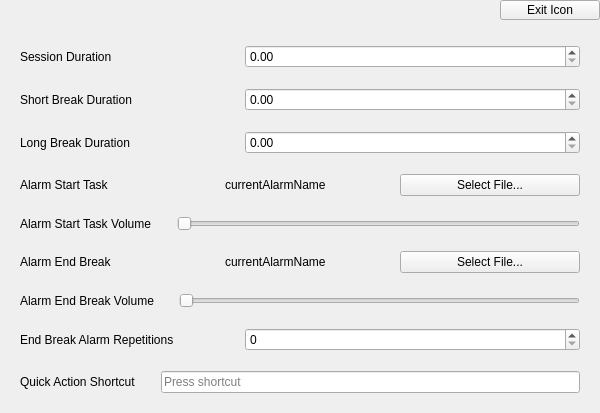
Above: PomoPeak/pomopeaksettings.ui from TheVipek/PomoPeak before the change. Below: the same form after it.
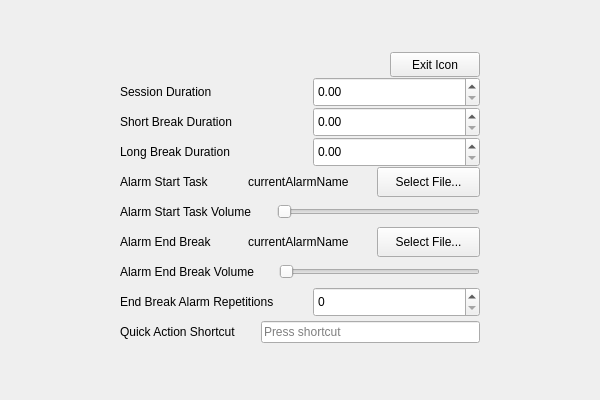
That is the form after the change.

Commit message: resopnsivity in pomopeaksettings and  settings btn

```diff
--- a/PomoPeak/pomopeaksettings.ui
+++ b/PomoPeak/pomopeaksettings.ui
@@ -2,6 +2,9 @@
 <ui version="4.0">
  <class>pomopeaksettings</class>
  <widget class="QWidget" name="pomopeaksettings">
+  <property name="enabled">
+   <bool>true</bool>
+  </property>
   <property name="geometry">
    <rect>
     <x>0</x>
@@ -15,7 +18,7 @@
   </property>
   <layout class="QVBoxLayout" name="verticalLayout">
    <property name="spacing">
-    <number>5</number>
+    <number>0</number>
    </property>
    <property name="leftMargin">
     <number>0</number>
@@ -29,6 +32,83 @@
    <property name="bottomMargin">
     <number>0</number>
    </property>
+   <item>
+    <layout class="QHBoxLayout" name="horizontalLayout" stretch="1,3,1">
+     <property name="spacing">
+      <number>0</number>
+     </property>
+     <property name="leftMargin">
+      <number>0</number>
+     </property>
+     <property name="topMargin">
+      <number>0</number>
+     </property>
+     <property name="rightMargin">
+      <number>0</number>
+     </property>
+     <property name="bottomMargin">
+      <number>0</number>
+     </property>
+     <item>
+      <spacer name="horizontalSpacer">
+       <property name="orientation">
+        <enum>Qt::Horizontal</enum>
+       </property>
+       <property name="sizeHint" stdset="0">
+        <size>
+         <width>40</width>
+         <height>20</height>
+        </size>
+       </property>
+      </spacer>
+     </item>
+     <item>
+      <layout class="QVBoxLayout" name="verticalLayout_3">
+       <property name="spacing">
+        <number>0</number>
+       </property>
+       <property name="leftMargin">
+        <number>0</number>
+       </property>
+       <property name="topMargin">
+        <number>0</number>
+       </property>
+       <property name="rightMargin">
+        <number>0</number>
+       </property>
+       <property name="bottomMargin">
+        <number>0</number>
+       </property>
+       <item>
+        <layout class="QHBoxLayout" name="horizontalLayout_2" stretch="3,1">
+         <property name="spacing">
+          <number>0</number>
+         </property>
+         <property name="leftMargin">
+          <number>0</number>
+         </property>
+         <property name="topMargin">
+          <number>0</number>
+         </property>
+         <property name="rightMargin">
+          <number>0</number>
+         </property>
+         <property name="bottomMargin">
+          <number>0</number>
+         </property>
+         <item>
+          <spacer name="horizontalSpacer_4">
+           <property name="orientation">
+            <enum>Qt::Horizontal</enum>
+           </property>
+           <property name="sizeHint" stdset="0">
+            <size>
+             <width>40</width>
+             <height>20</height>
+            </size>
+           </property>
+          </spacer>
+         </item>
    <item>
     <widget class="QPushButton" name="pushButton">
      <property name="sizePolicy">
@@ -39,14 +119,14 @@
      </property>
      <property name="minimumSize">
       <size>
-       <width>100</width>
-       <height>20</height>
+             <width>0</width>
+             <height>0</height>
       </size>
      </property>
      <property name="maximumSize">
       <size>
-       <width>100</width>
-       <height>20</height>
+             <width>200</width>
+             <height>25</height>
       </size>
      </property>
      <property name="layoutDirection">
@@ -57,22 +137,27 @@
      </property>
     </widget>
    </item>
+        </layout>
+       </item>
    <item>
-    <layout class="QVBoxLayout" name="verticalLayout_2">
+        <layout class="QVBoxLayout" name="verticalLayout_2" stretch="1,1,1,1,1,1,1,1,1">
      <property name="spacing">
-      <number>10</number>
+          <number>0</number>
+         </property>
+         <property name="sizeConstraint">
+          <enum>QLayout::SetDefaultConstraint</enum>
      </property>
      <property name="leftMargin">
-      <number>15</number>
+          <number>0</number>
      </property>
      <property name="topMargin">
-      <number>15</number>
+          <number>0</number>
      </property>
      <property name="rightMargin">
-      <number>15</number>
+          <number>0</number>
      </property>
      <property name="bottomMargin">
-      <number>15</number>
+          <number>0</number>
      </property>
      <item>
       <layout class="QHBoxLayout" name="sessionLayout">
@@ -80,23 +165,23 @@
         <number>25</number>
        </property>
        <property name="leftMargin">
-        <number>5</number>
+            <number>0</number>
        </property>
        <property name="topMargin">
-        <number>5</number>
+            <number>0</number>
        </property>
        <property name="rightMargin">
-        <number>5</number>
+            <number>0</number>
        </property>
        <property name="bottomMargin">
-        <number>5</number>
+            <number>0</number>
        </property>
        <item>
         <widget class="QLabel" name="sessionLabel">
          <property name="maximumSize">
           <size>
            <width>200</width>
-           <height>100</height>
+               <height>30</height>
           </size>
          </property>
          <property name="text">
@@ -105,7 +190,14 @@
         </widget>
        </item>
        <item>
-        <widget class="QDoubleSpinBox" name="sessionSpinBox"/>
+            <widget class="QDoubleSpinBox" name="sessionSpinBox">
+             <property name="maximumSize">
+              <size>
+               <width>16777215</width>
+               <height>30</height>
+              </size>
+             </property>
+            </widget>
        </item>
       </layout>
      </item>
@@ -115,23 +207,23 @@
         <number>25</number>
        </property>
        <property name="leftMargin">
-        <number>5</number>
+            <number>0</number>
        </property>
        <property name="topMargin">
-        <number>5</number>
+            <number>0</number>
        </property>
        <property name="rightMargin">
-        <number>5</number>
+            <number>0</number>
        </property>
        <property name="bottomMargin">
-        <number>5</number>
+            <number>0</number>
        </property>
        <item>
         <widget class="QLabel" name="shortBreakLabel">
          <property name="maximumSize">
           <size>
            <width>200</width>
-           <height>100</height>
+               <height>30</height>
           </size>
          </property>
          <property name="text">
@@ -140,7 +232,14 @@
         </widget>
        </item>
        <item>
-        <widget class="QDoubleSpinBox" name="shortBreakSpinBox"/>
+            <widget class="QDoubleSpinBox" name="shortBreakSpinBox">
+             <property name="maximumSize">
+              <size>
+               <width>16777215</width>
+               <height>30</height>
+              </size>
+             </property>
+            </widget>
        </item>
       </layout>
      </item>
@@ -150,23 +249,23 @@
         <number>25</number>
        </property>
        <property name="leftMargin">
-        <number>5</number>
+            <number>0</number>
        </property>
        <property name="topMargin">
-        <number>5</number>
+            <number>0</number>
        </property>
        <property name="rightMargin">
-        <number>5</number>
+            <number>0</number>
        </property>
        <property name="bottomMargin">
-        <number>5</number>
+            <number>0</number>
        </property>
        <item>
         <widget class="QLabel" name="longBreakLabel">
          <property name="maximumSize">
           <size>
            <width>200</width>
-           <height>100</height>
+               <height>30</height>
           </size>
          </property>
          <property name="text">
@@ -175,7 +274,14 @@
         </widget>
        </item>
        <item>
-        <widget class="QDoubleSpinBox" name="longBreakSpinBox"/>
+            <widget class="QDoubleSpinBox" name="longBreakSpinBox">
+             <property name="maximumSize">
+              <size>
+               <width>16777215</width>
+               <height>30</height>
+              </size>
+             </property>
+            </widget>
        </item>
       </layout>
      </item>
@@ -185,23 +291,23 @@
         <number>25</number>
        </property>
        <property name="leftMargin">
-        <number>5</number>
+            <number>0</number>
        </property>
        <property name="topMargin">
-        <number>5</number>
+            <number>0</number>
        </property>
        <property name="rightMargin">
-        <number>5</number>
+            <number>0</number>
        </property>
        <property name="bottomMargin">
-        <number>5</number>
+            <number>0</number>
        </property>
        <item>
         <widget class="QLabel" name="alarmStartLabel">
          <property name="maximumSize">
           <size>
            <width>200</width>
-           <height>100</height>
+               <height>30</height>
           </size>
          </property>
          <property name="text">
@@ -214,7 +320,7 @@
          <property name="maximumSize">
           <size>
            <width>150</width>
-           <height>100</height>
+               <height>30</height>
           </size>
          </property>
          <property name="text">
@@ -224,6 +330,12 @@
        </item>
        <item>
         <widget class="QPushButton" name="alarmStartSelectBtn">
+             <property name="maximumSize">
+              <size>
+               <width>16777215</width>
+               <height>30</height>
+              </size>
+             </property>
          <property name="text">
           <string>Select File...</string>
          </property>
@@ -237,19 +349,25 @@
         <number>25</number>
        </property>
        <property name="leftMargin">
-        <number>5</number>
+            <number>0</number>
        </property>
        <property name="topMargin">
-        <number>5</number>
+            <number>0</number>
        </property>
        <property name="rightMargin">
-        <number>5</number>
+            <number>0</number>
        </property>
        <property name="bottomMargin">
-        <number>5</number>
+            <number>0</number>
        </property>
        <item>
         <widget class="QLabel" name="alarmStartVolumeLabel">
+             <property name="maximumSize">
+              <size>
+               <width>16777215</width>
+               <height>30</height>
+              </size>
+             </property>
          <property name="text">
           <string>Alarm Start Task Volume</string>
          </property>
@@ -257,6 +375,12 @@
        </item>
        <item>
         <widget class="QSlider" name="alarmStartSlider">
+             <property name="maximumSize">
+              <size>
+               <width>16777215</width>
+               <height>30</height>
+              </size>
+             </property>
          <property name="orientation">
           <enum>Qt::Horizontal</enum>
          </property>
@@ -270,23 +394,23 @@
         <number>25</number>
        </property>
        <property name="leftMargin">
-        <number>5</number>
+            <number>0</number>
        </property>
        <property name="topMargin">
-        <number>5</number>
+            <number>0</number>
        </property>
        <property name="rightMargin">
-        <number>5</number>
+            <number>0</number>
        </property>
        <property name="bottomMargin">
-        <number>5</number>
+            <number>0</number>
        </property>
        <item>
         <widget class="QLabel" name="alarmEndBreakLabel">
          <property name="maximumSize">
           <size>
            <width>200</width>
-           <height>100</height>
+               <height>30</height>
           </size>
          </property>
          <property name="text">
@@ -299,7 +423,7 @@
          <property name="maximumSize">
           <size>
            <width>150</width>
-           <height>100</height>
+               <height>30</height>
           </size>
          </property>
          <property name="text">
@@ -309,6 +433,12 @@
        </item>
        <item>
         <widget class="QPushButton" name="alarmEndBreakSelectBtn">
+             <property name="maximumSize">
+              <size>
+               <width>16777215</width>
+               <height>30</height>
+              </size>
+             </property>
          <property name="text">
           <string>Select File...</string>
          </property>
@@ -322,23 +452,23 @@
         <number>25</number>
        </property>
        <property name="leftMargin">
-        <number>5</number>
+            <number>0</number>
        </property>
        <property name="topMargin">
-        <number>5</number>
+            <number>0</number>
        </property>
        <property name="rightMargin">
-        <number>5</number>
+            <number>0</number>
        </property>
        <property name="bottomMargin">
-        <number>5</number>
+            <number>0</number>
        </property>
        <item>
         <widget class="QLabel" name="alarmEndBreakVolumeLabel">
          <property name="maximumSize">
           <size>
            <width>200</width>
-           <height>100</height>
+               <height>30</height>
           </size>
          </property>
          <property name="text">
@@ -348,6 +478,12 @@
        </item>
        <item>
         <widget class="QSlider" name="alarmEndBreakVolumeSlider">
+             <property name="maximumSize">
+              <size>
+               <width>16777215</width>
+               <height>30</height>
+              </size>
+             </property>
          <property name="orientation">
           <enum>Qt::Horizontal</enum>
          </property>
@@ -361,23 +497,23 @@
         <number>25</number>
        </property>
        <property name="leftMargin">
-        <number>5</number>
+            <number>0</number>
        </property>
        <property name="topMargin">
-        <number>5</number>
+            <number>0</number>
        </property>
        <property name="rightMargin">
-        <number>5</number>
+            <number>0</number>
        </property>
        <property name="bottomMargin">
-        <number>5</number>
+            <number>0</number>
        </property>
        <item>
         <widget class="QLabel" name="alarmEndBreakRepLabel">
          <property name="maximumSize">
           <size>
            <width>200</width>
-           <height>100</height>
+               <height>30</height>
           </size>
          </property>
          <property name="text">
@@ -386,7 +522,14 @@
         </widget>
        </item>
        <item>
-        <widget class="QSpinBox" name="alarmEndBreakRepSpinBox"/>
+            <widget class="QSpinBox" name="alarmEndBreakRepSpinBox">
+             <property name="maximumSize">
+              <size>
+               <width>16777215</width>
+               <height>30</height>
+              </size>
+             </property>
+            </widget>
        </item>
       </layout>
      </item>
@@ -396,23 +539,23 @@
         <number>25</number>
        </property>
        <property name="leftMargin">
-        <number>5</number>
+            <number>0</number>
        </property>
        <property name="topMargin">
-        <number>5</number>
+            <number>0</number>
        </property>
        <property name="rightMargin">
-        <number>5</number>
+            <number>0</number>
        </property>
        <property name="bottomMargin">
-        <number>5</number>
+            <number>0</number>
        </property>
        <item>
         <widget class="QLabel" name="quickActionBindLabel">
          <property name="maximumSize">
           <size>
            <width>200</width>
-           <height>100</height>
+               <height>30</height>
           </size>
          </property>
          <property name="text">
@@ -421,9 +564,33 @@
         </widget>
        </item>
        <item>
-        <widget class="QKeySequenceEdit" name="quickActionSequenceEdit"/>
-       </item>
-      </layout>
+            <widget class="QKeySequenceEdit" name="quickActionSequenceEdit">
+             <property name="maximumSize">
+              <size>
+               <width>16777215</width>
+               <height>30</height>
+              </size>
+             </property>
+            </widget>
+           </item>
+          </layout>
+         </item>
+        </layout>
+       </item>
+      </layout>
+     </item>
+     <item>
+      <spacer name="horizontalSpacer_2">
+       <property name="orientation">
+        <enum>Qt::Horizontal</enum>
+       </property>
+       <property name="sizeHint" stdset="0">
+        <size>
+         <width>40</width>
+         <height>20</height>
+        </size>
+       </property>
+      </spacer>
      </item>
     </layout>
    </item>
```
Left out of the diff: 3 changed lines with no effect on the pictures. Lines whose indentation alone changed are shown as unchanged. The commit also changes 3 other files.
